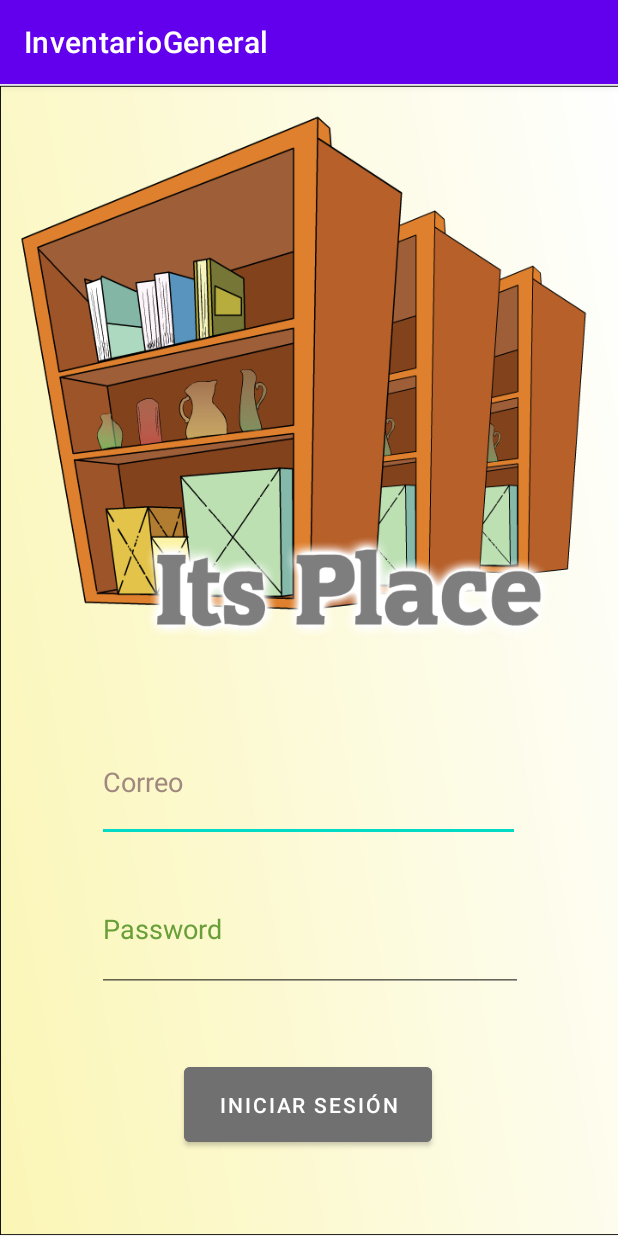
After one commit to holger27/InventarioGeneral, an Android app: the Login screen opened directly, with no data from a screen before it, on a phone screen of 412 x 824 dp. The commit adds this screen. Run offline under Robolectric (Android 15) with nearby library versions, the phone set to English and light mode, and no system bars.

Commit message:
git commit -am "version 1.0(Login y menú creados)"

```diff
--- /dev/null
+++ b/app/src/main/java/com/edu/unab/inventariogeneral/Login.java
@@ -0,0 +1,14 @@
+package com.edu.unab.inventariogeneral;
+
+import androidx.appcompat.app.AppCompatActivity;
+
+import android.os.Bundle;
+
+public class Login extends AppCompatActivity {
+
+    @Override
+    protected void onCreate(Bundle savedInstanceState) {
+        super.onCreate(savedInstanceState);
+        setContentView(R.layout.activity_login);
+    }
+}
--- /dev/null
+++ b/app/src/main/res/layout/activity_login.xml
@@ -0,0 +1,69 @@
+<?xml version="1.0" encoding="utf-8"?>
+<androidx.constraintlayout.widget.ConstraintLayout xmlns:android="http://schemas.android.com/apk/res/android"
+    xmlns:app="http://schemas.android.com/apk/res-auto"
+    xmlns:tools="http://schemas.android.com/tools"
+    android:layout_width="match_parent"
+    android:layout_height="match_parent"
+    android:background="@mipmap/fondo01"
+    tools:context=".Login">
+
+    <ImageView
+        android:id="@+id/imageView"
+        android:layout_width="327dp"
+        android:layout_height="122dp"
+        android:contentDescription="@string/todo"
+        app:layout_constraintBottom_toBottomOf="parent"
+        app:layout_constraintEnd_toEndOf="parent"
+        app:layout_constraintHorizontal_bias="0.757"
+        app:layout_constraintStart_toStartOf="parent"
+        app:layout_constraintTop_toTopOf="parent"
+        app:layout_constraintVertical_bias="0.427"
+        app:srcCompat="@drawable/name"
+        tools:ignore="ImageContrastCheck" />
+
+    <EditText
+        android:id="@+id/txtUserLogin"
+        android:layout_width="282dp"
+        android:layout_height="80dp"
+        android:autofillHints=""
+        android:ems="10"
+        android:hint="@string/correo"
+        android:inputType="textPersonName"
+        android:textColorHint="#A1887F"
+        app:layout_constraintBottom_toBottomOf="parent"
+        app:layout_constraintEnd_toEndOf="parent"
+        app:layout_constraintHorizontal_bias="0.495"
+        app:layout_constraintStart_toStartOf="parent"
+        app:layout_constraintTop_toTopOf="parent"
+        app:layout_constraintVertical_bias="0.618" />
+
+    <EditText
+        android:id="@+id/txtPasswordLogin"
+        android:layout_width="284dp"
+        android:layout_height="83dp"
+        android:autofillHints=""
+        android:ems="10"
+        android:hint="@string/password"
+        android:inputType="textPassword"
+        android:textColorHint="#689F38"
+        app:layout_constraintBottom_toBottomOf="parent"
+        app:layout_constraintEnd_toEndOf="parent"
+        app:layout_constraintHorizontal_bias="0.504"
+        app:layout_constraintStart_toStartOf="parent"
+        app:layout_constraintTop_toTopOf="parent"
+        app:layout_constraintVertical_bias="0.762" />
+
+    <Button
+        android:id="@+id/btnSingin"
+        android:layout_width="165dp"
+        android:layout_height="62dp"
+        android:layout_marginTop="43dp"
+        android:backgroundTint="#707070"
+        android:text="Iniciar Sesión"
+        app:layout_constraintBottom_toBottomOf="parent"
+        app:layout_constraintEnd_toEndOf="parent"
+        app:layout_constraintHorizontal_bias="0.498"
+        app:layout_constraintStart_toStartOf="parent"
+        app:layout_constraintTop_toBottomOf="@+id/txtPasswordLogin"
+        app:layout_constraintVertical_bias="0.014" />
+</androidx.constraintlayout.widget.ConstraintLayout>
--- /dev/null
+++ b/app/src/main/res/values/refs.xml
@@ -0,0 +1,4 @@
+<?xml version="1.0" encoding="utf-8"?>
+<resources>
+    <drawable name="nombre" />
+</resources>
--- a/app/src/main/res/values/strings.xml
+++ b/app/src/main/res/values/strings.xml
@@ -1,3 +1,9 @@
 <resources>
     <string name="app_name">InventarioGeneral</string>
+    <string name="iniciar_sesi_n">Iniciar Sesión</string>
+    <string name="registrarse">Registrarse</string>
+    <string name="todo">TODO</string>
+    <string name="password">Password</string>
+    <string name="correo">Correo</string>
+    <string name="mis_inventarios">Mis inventarios</string>
 </resources>
```
Also changed, not shown: app/src/main/AndroidManifest.xml (+14 -0 lines), app/src/main/java/com/edu/unab/inventariogeneral/Inventarios.java (added, +14 -0 lines), app/src/main/java/com/edu/unab/inventariogeneral/MainActivity.java (+15 -0 lines), app/src/main/res/layout/activity_inventarios.xml (added, +28 -0 lines), app/src/main/res/layout/activity_main.xml (+36 -5 lines), app/src/main/res/drawable-v24/fondo01.png (added), app/src/main/res/drawable-v24/name.png (added), app/src/main/res/mipmap-hdpi/fondo01.png (added), app/src/main/res/mipmap-xxxhdpi/fondo02.png (added).
